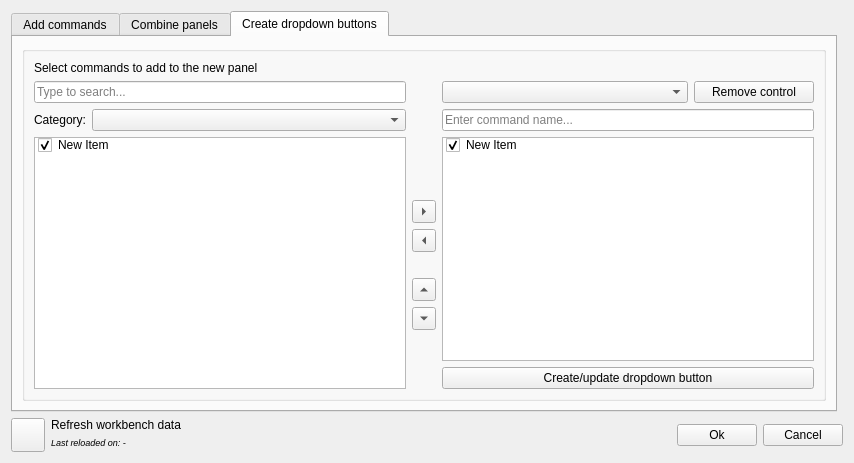
This is Resources/ui/AddCommands.ui in APEbbers/FreeCAD-Ribbon as Qt 5 draws it before an edit. The edited form follows.
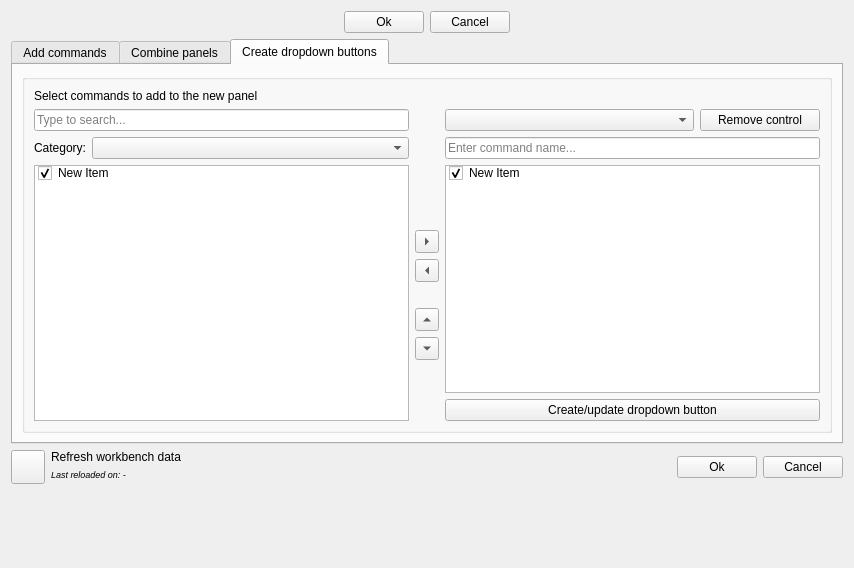
This is the edited form. The open tabs and pages were chosen to show the change. Icons and pictures are not drawn.

Commit message: Move Form buttons for docked dialog - 1

What changed in the file:
```diff
--- a/Resources/ui/AddCommands.ui
+++ b/Resources/ui/AddCommands.ui
@@ -7,7 +7,7 @@
     <x>0</x>
     <y>0</y>
     <width>854</width>
-    <height>463</height>
+    <height>568</height>
    </rect>
   </property>
   <property name="acceptDrops">
@@ -16,8 +16,137 @@
   <property name="windowTitle">
    <string>Form</string>
   </property>
-  <layout class="QGridLayout" name="gridLayout_4">
-   <item row="0" column="0" rowspan="2">
+  <layout class="QGridLayout" name="gridLayout_7">
+   <item row="0" column="0" colspan="2">
+    <layout class="QGridLayout" name="gridLayout_4">
+     <item row="0" column="1">
+      <widget class="QPushButton" name="okButton_2">
+       <property name="text">
+        <string>Ok</string>
+       </property>
+      </widget>
+     </item>
+     <item row="0" column="3">
+      <spacer name="horizontalSpacer_2">
+       <property name="orientation">
+        <enum>Qt::Orientation::Horizontal</enum>
+       </property>
+       <property name="sizeHint" stdset="0">
+        <size>
+         <width>40</width>
+         <height>20</height>
+        </size>
+       </property>
+      </spacer>
+     </item>
+     <item row="0" column="2">
+      <widget class="QPushButton" name="cancelButton_2">
+       <property name="text">
+        <string>Cancel</string>
+       </property>
+       <property name="shortcut">
+        <string>Esc</string>
+       </property>
+      </widget>
+     </item>
+     <item row="0" column="0">
+      <spacer name="horizontalSpacer_3">
+       <property name="orientation">
+        <enum>Qt::Orientation::Horizontal</enum>
+       </property>
+       <property name="sizeHint" stdset="0">
+        <size>
+         <width>40</width>
+         <height>20</height>
+        </size>
+       </property>
+      </spacer>
+     </item>
+    </layout>
+   </item>
+   <item row="2" column="0" colspan="2">
+    <layout class="QGridLayout" name="gridLayout">
+     <property name="sizeConstraint">
+      <enum>QLayout::SizeConstraint::SetMinimumSize</enum>
+     </property>
+     <property name="verticalSpacing">
+      <number>0</number>
+     </property>
+     <item row="0" column="3" rowspan="2">
+      <widget class="QPushButton" name="okButton">
+       <property name="text">
+        <string>Ok</string>
+       </property>
+      </widget>
+     </item>
+     <item row="1" column="1">
+      <widget class="QLabel" name="TimeStamp_Reloaded">
+       <property name="font">
+        <font>
+         <pointsize>7</pointsize>
+         <italic>true</italic>
+        </font>
+       </property>
+       <property name="text">
+        <string>Last reloaded on: -</string>
+       </property>
+      </widget>
+     </item>
+     <item row="0" column="0" rowspan="2">
+      <widget class="QPushButton" name="LoadWB">
+       <property name="sizePolicy">
+        <sizepolicy hsizetype="Fixed" vsizetype="Fixed">
+         <horstretch>0</horstretch>
+         <verstretch>0</verstretch>
+        </sizepolicy>
+       </property>
+       <property name="minimumSize">
+        <size>
+         <width>34</width>
+         <height>34</height>
+        </size>
+       </property>
+       <property name="text">
+        <string/>
+       </property>
+       <property name="icon">
+        <iconset theme="QIcon::ThemeIcon::ViewRefresh"/>
+       </property>
+      </widget>
+     </item>
+     <item row="1" column="2">
+      <spacer name="horizontalSpacer">
+       <property name="orientation">
+        <enum>Qt::Orientation::Horizontal</enum>
+       </property>
+       <property name="sizeHint" stdset="0">
+        <size>
+         <width>651</width>
+         <height>20</height>
+        </size>
+       </property>
+      </spacer>
+     </item>
+     <item row="0" column="1">
+      <widget class="QLabel" name="label">
+       <property name="text">
+        <string>Refresh workbench data</string>
+       </property>
+      </widget>
+     </item>
+     <item row="0" column="4" rowspan="2">
+      <widget class="QPushButton" name="cancelButton">
+       <property name="text">
+        <string>Cancel</string>
+       </property>
+       <property name="shortcut">
+        <string>Esc</string>
+       </property>
+      </widget>
+     </item>
+    </layout>
+   </item>
+   <item row="1" column="0" colspan="2">
     <widget class="QTabWidget" name="tabWidget">
      <property name="currentIndex">
       <number>1</number>
@@ -741,89 +870,7 @@
      </widget>
     </widget>
    </item>
-   <item row="2" column="0" colspan="2">
-    <layout class="QGridLayout" name="gridLayout">
-     <property name="sizeConstraint">
-      <enum>QLayout::SizeConstraint::SetMinimumSize</enum>
-     </property>
-     <property name="verticalSpacing">
-      <number>0</number>
-     </property>
-     <item row="1" column="1">
-      <widget class="QLabel" name="TimeStamp_Reloaded">
-       <property name="font">
-        <font>
-         <pointsize>7</pointsize>
-         <italic>true</italic>
-        </font>
-       </property>
-       <property name="text">
-        <string>Last reloaded on: -</string>
-       </property>
-      </widget>
-     </item>
-     <item row="1" column="2">
-      <spacer name="horizontalSpacer">
-       <property name="orientation">
-        <enum>Qt::Orientation::Horizontal</enum>
-       </property>
-       <property name="sizeHint" stdset="0">
-        <size>
-         <width>651</width>
-         <height>20</height>
-        </size>
-       </property>
-      </spacer>
-     </item>
-     <item row="0" column="1">
-      <widget class="QLabel" name="label">
-       <property name="text">
-        <string>Refresh workbench data</string>
-       </property>
-      </widget>
-     </item>
-     <item row="0" column="0" rowspan="2">
-      <widget class="QPushButton" name="LoadWB">
-       <property name="sizePolicy">
-        <sizepolicy hsizetype="Fixed" vsizetype="Fixed">
-         <horstretch>0</horstretch>
-         <verstretch>0</verstretch>
-        </sizepolicy>
-       </property>
-       <property name="minimumSize">
-        <size>
-         <width>34</width>
-         <height>34</height>
-        </size>
-       </property>
-       <property name="text">
-        <string/>
-       </property>
-       <property name="icon">
-        <iconset theme="QIcon::ThemeIcon::ViewRefresh"/>
-       </property>
-      </widget>
-     </item>
-     <item row="0" column="3" rowspan="2">
-      <widget class="QPushButton" name="okButton">
-       <property name="text">
-        <string>Ok</string>
-       </property>
-      </widget>
-     </item>
-     <item row="0" column="4" rowspan="2">
-      <widget class="QPushButton" name="cancelButton">
-       <property name="text">
-        <string>Cancel</string>
-       </property>
-       <property name="shortcut">
-        <string>Esc</string>
-       </property>
-      </widget>
-     </item>
-    </layout>
-   </item>
-   <item row="3" column="0">
+   <item row="3" column="0" colspan="2">
     <spacer name="verticalSpacer_2">
      <property name="orientation">
       <enum>Qt::Orientation::Vertical</enum>
```
Left out of the diff: 2 changed lines with no effect on the pictures. The commit also changes 2 other files.
